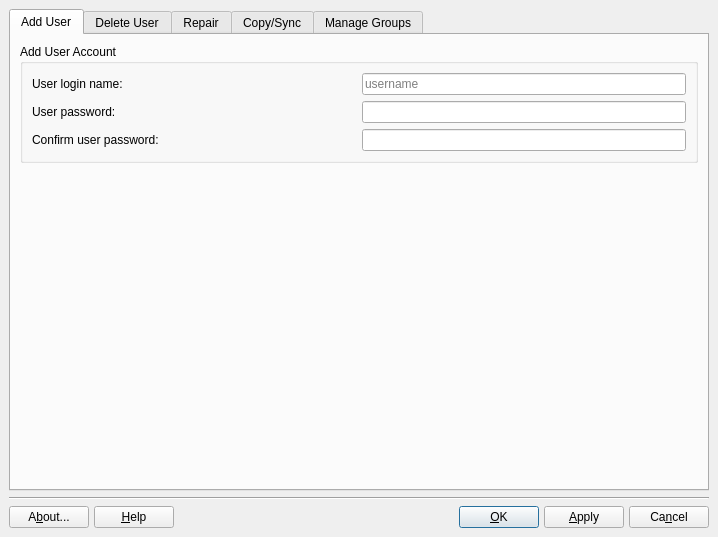
timkb4cq/mx-user, file meconfig.ui: the form before one commit.
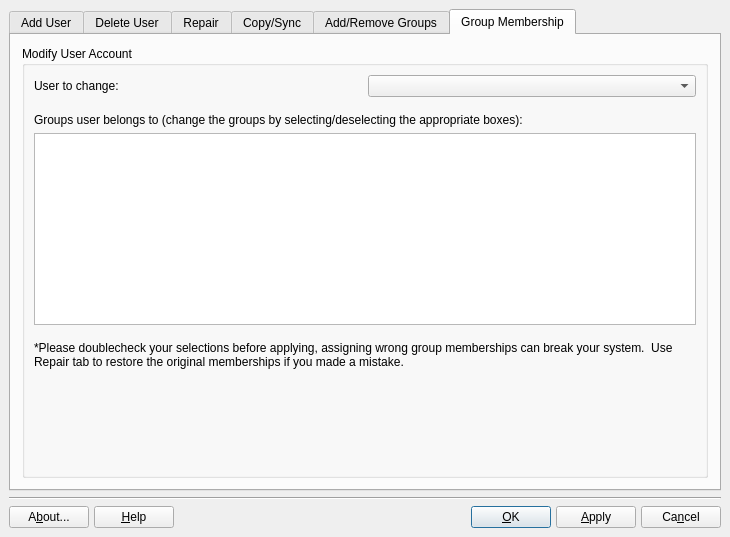
The form after the commit. Icons and pictures are not drawn.

Commit message: added group membership for users

Patch:
```diff
--- a/meconfig.ui
+++ b/meconfig.ui
@@ -6,7 +6,7 @@
    <rect>
     <x>0</x>
     <y>0</y>
-    <width>718</width>
+    <width>730</width>
     <height>537</height>
    </rect>
   </property>
@@ -42,7 +42,7 @@
    <item>
     <widget class="QTabWidget" name="tabWidget">
      <property name="currentIndex">
-      <number>0</number>
+      <number>5</number>
      </property>
      <widget class="QWidget" name="addUserTab">
       <attribute name="icon">
@@ -814,7 +814,7 @@
         <normaloff>../../../../../usr/share/icons/Tango/16x16/apps/system-users.png</normaloff>../../../../../usr/share/icons/Tango/16x16/apps/system-users.png</iconset>
       </attribute>
       <attribute name="title">
-       <string>Manage Groups</string>
+       <string>Add/Remove Groups</string>
       </attribute>
       <layout class="QGridLayout" name="gridLayout">
        <item row="0" column="0">
@@ -944,6 +944,151 @@
        </item>
       </layout>
      </widget>
+     <widget class="QWidget" name="membershipTab">
+      <attribute name="icon">
+       <iconset>
+        <normaloff>../../../../../usr/share/icons/Tango/16x16/actions/contact-new.png</normaloff>../../../../../usr/share/icons/Tango/16x16/actions/contact-new.png</iconset>
+      </attribute>
+      <attribute name="title">
+       <string>Group Membership</string>
+      </attribute>
+      <layout class="QGridLayout" name="_6">
+       <item row="0" column="1">
+        <widget class="QGroupBox" name="selectUser">
+         <property name="sizePolicy">
+          <sizepolicy hsizetype="MinimumExpanding" vsizetype="Minimum">
+           <horstretch>0</horstretch>
+           <verstretch>0</verstretch>
+          </sizepolicy>
+         </property>
+         <property name="title">
+          <string>Modify User Account</string>
+         </property>
+         <layout class="QGridLayout" name="_4">
+          <property name="margin">
+           <number>9</number>
+          </property>
+          <property name="spacing">
+           <number>6</number>
+          </property>
+          <item row="0" column="1">
+           <widget class="QComboBox" name="userComboMembership">
+            <property name="sizePolicy">
+             <sizepolicy hsizetype="MinimumExpanding" vsizetype="Minimum">
+              <horstretch>0</horstretch>
+              <verstretch>0</verstretch>
+             </sizepolicy>
+            </property>
+            <property name="toolTip">
+             <string>Select user to delete</string>
+            </property>
+           </widget>
+          </item>
+          <item row="0" column="0">
+           <widget class="QLabel" name="userLabel_2">
+            <property name="sizePolicy">
+             <sizepolicy hsizetype="MinimumExpanding" vsizetype="Minimum">
+              <horstretch>0</horstretch>
+              <verstretch>0</verstretch>
+             </sizepolicy>
+            </property>
+            <property name="toolTip">
+             <string>Select user to delete</string>
+            </property>
+            <property name="frameShape">
+             <enum>QFrame::NoFrame</enum>
+            </property>
+            <property name="frameShadow">
+             <enum>QFrame::Plain</enum>
+            </property>
+            <property name="text">
+             <string>User to change:</string>
+            </property>
+           </widget>
+          </item>
+          <item row="6" column="0" colspan="2">
+           <spacer name="spacer">
+            <property name="orientation">
+             <enum>Qt::Vertical</enum>
+            </property>
+            <property name="sizeType">
+             <enum>QSizePolicy::Expanding</enum>
+            </property>
+            <property name="sizeHint" stdset="0">
+             <size>
+              <width>20</width>
+              <height>40</height>
+             </size>
+            </property>
+           </spacer>
+          </item>
+          <item row="3" column="0" colspan="2">
+           <widget class="QListWidget" name="listGroups">
+            <property name="movement">
+             <enum>QListView::Static</enum>
+            </property>
+            <property name="flow">
+             <enum>QListView::TopToBottom</enum>
+            </property>
+            <property name="isWrapping" stdset="0">
+             <bool>true</bool>
+            </property>
+           </widget>
+          </item>
+          <item row="2" column="0" colspan="2">
+           <widget class="QLabel" name="labelGroups">
+            <property name="text">
+             <string>Groups user belongs to (change the groups by selecting/deselecting the appropriate boxes):</string>
+            </property>
+           </widget>
+          </item>
+          <item row="4" column="0" colspan="2">
+           <spacer name="verticalSpacer_2">
+            <property name="orientation">
+             <enum>Qt::Vertical</enum>
+            </property>
+            <property name="sizeType">
+             <enum>QSizePolicy::Fixed</enum>
+            </property>
+            <property name="sizeHint" stdset="0">
+             <size>
+              <width>20</width>
+              <height>10</height>
+             </size>
+            </property>
+           </spacer>
+          </item>
+          <item row="5" column="0" colspan="2">
+           <widget class="QLabel" name="label_3">
+            <property name="text">
+             <string>*Please doublecheck your selections before applying, assigning wrong group memberships can break your system.  Use Repair tab to restore the original memberships if you made a mistake.</string>
+            </property>
+            <property name="wordWrap">
+             <bool>true</bool>
+            </property>
+           </widget>
+          </item>
+          <item row="1" column="0" colspan="2">
+           <spacer name="verticalSpacer_3">
+            <property name="orientation">
+             <enum>Qt::Vertical</enum>
+            </property>
+            <property name="sizeType">
+             <enum>QSizePolicy::Fixed</enum>
+            </property>
+            <property name="sizeHint" stdset="0">
+             <size>
+              <width>20</width>
+              <height>10</height>
+             </size>
+            </property>
+           </spacer>
+          </item>
+         </layout>
+        </widget>
+       </item>
+      </layout>
+     </widget>
     </widget>
    </item>
    <item>
```
Left out of the diff: 4 changed lines with no effect on the pictures. The commit also changes 3 other files.
